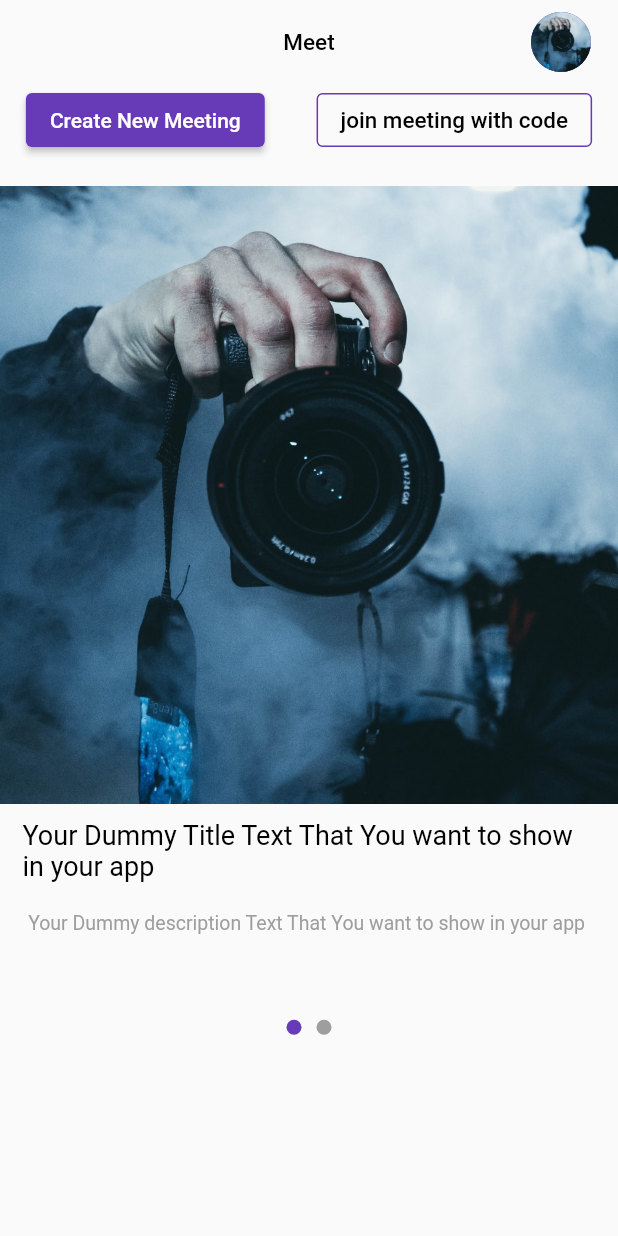
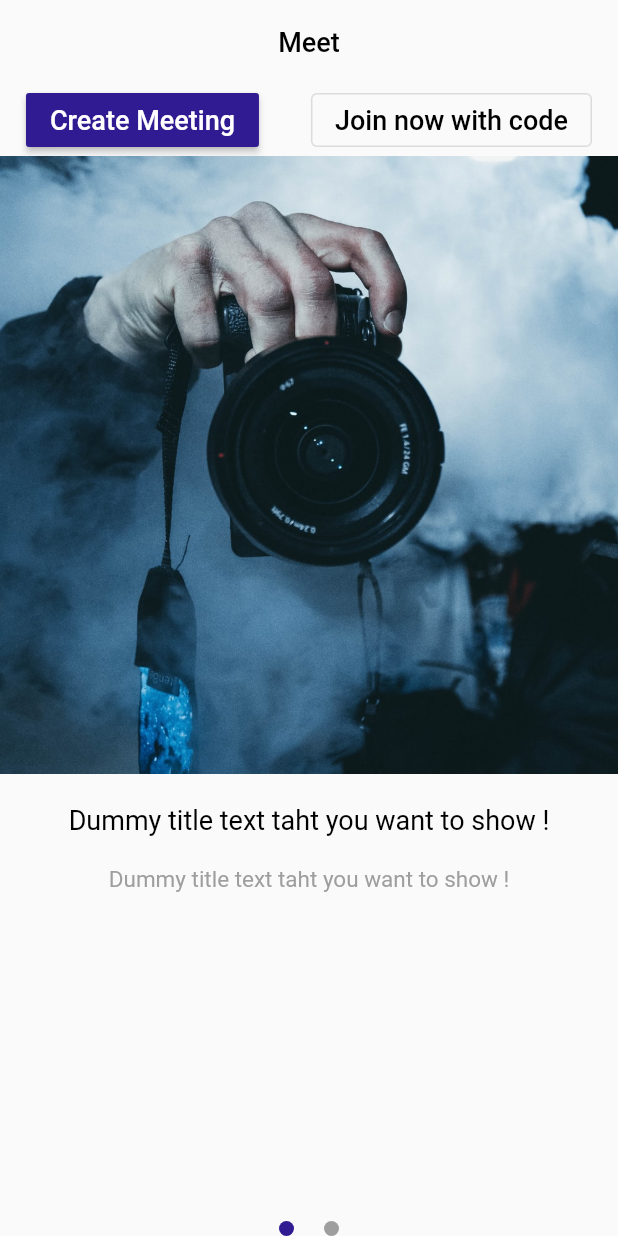
Before and after one commit to Zeeshan-progs/gmail_clone, a Flutter app: the MeetTab screen opened directly, on a phone screen of 412 x 824 dp. Run offline on Flutter 3.47's test engine with Material 2 defaults, Android fonts, the phone set to English and light mode, and no system bars.

Commit message:
meet page ui

```diff
--- a/lib/Screen/Tabs/MeetTab.dart
+++ b/lib/Screen/Tabs/MeetTab.dart
@@ -2,23 +2,30 @@ import 'package:flutter/material.dart';
 
 import '../joinPage.dart';
 
+// lets start building maat app ui in our way
 class MeetTab extends StatefulWidget {
+  const MeetTab({Key key}) : super(key: key);
+
   @override
   _MeetTabState createState() => _MeetTabState();
 }
 
 class _MeetTabState extends State<MeetTab> {
+  PageController _controller;
+
   int page = 0;
-
-  PageController _controller = PageController(
+  @override
+  void initState() {
+    super.initState();
+    _controller = PageController(
       initialPage: 0,
     );
+  }
 
   @override
   Widget build(BuildContext context) {
-    // hey guys welcome to gmail clone episode two
-    double width = MediaQuery.of(context).size.width;
     double height = MediaQuery.of(context).size.height;
+    double width = MediaQuery.of(context).size.height;
     return Scaffold(
       appBar: AppBar(
         backgroundColor: Colors.transparent,
@@ -26,69 +33,46 @@ class _MeetTabState extends State<MeetTab> {
         centerTitle: true,
         title: Text(
           'Meet',
-          style: TextStyle(
-            fontSize: 15.0,
-            color: Colors.black,
+          style: textStyle,
         ),
       ),
-        actions: [
-          Padding(
-            padding: const EdgeInsets.symmetric(
-              horizontal: 18.0,
-            ),
-            child: CircleAvatar(
-              backgroundImage: AssetImage('images/photo-1.jpg'),
-            ),
-          )
-        ],
-      ),
-      body: SingleChildScrollView(
-        child: Container(
-          width: width,
-          height: height / 1.3,
+      body: Container(
         child: Column(
           children: [
             Row(
               mainAxisAlignment: MainAxisAlignment.spaceAround,
               children: [
-                  ElevatedButton(
+                RaisedButton(
                   onPressed: () {
+                    // lets open sheet on button
+
                     showSheet(context);
                   },
                   child: Text(
-                      'Create New Meeting',
-                      style: TextStyle(
-                        fontSize: 14.0,
+                    'Create Meeting',
+                    style: textStyle.copyWith(
                       color: Colors.white,
                     ),
                   ),
+                  color: Colors.deepPurple[900],
                 ),
                 OutlinedButton(
-                      style: ButtonStyle(
-                        side: MaterialStateProperty.all(
-                          BorderSide(
-                            color: Theme.of(context).accentColor,
-                          ),
-                        ),
-                      ),
                   onPressed: () {
-                        // now lets add new page for meeting join
+                    // lets create join page
                     Navigator.push(
                       context,
-                          MaterialPageRoute(builder: (_) => JoinPage()),
+                      MaterialPageRoute(
+                        builder: (_) => JoinPage(),
+                      ),
                     );
                   },
                   child: Text(
-                        'join meeting with code',
-                        style: TextStyle(
-                          fontSize: 15.0,
-                          color: Colors.black,
+                    'Join now with code',
+                    style: textStyle,
                   ),
-                      )),
+                ),
               ],
             ),
-              SizedBox(height: 20),
-              // page silde content
             Expanded(
               flex: 1,
               child: PageView(
@@ -99,28 +83,39 @@ class _MeetTabState extends State<MeetTab> {
                 },
                 controller: _controller,
                 children: [
-                    buildSliderContent(width, height, 'images/photo-1.jpg'),
-                    buildSliderContent(width, height, 'images/meet1.jpg'),
+                  buildContainer(
+                    height,
+                    width,
+                    image: 'images/photo-1.jpg',
+                  ),
+                  buildContainer(
+                    height,
+                    width,
+                    image: 'images/meet1.jpg',
+                  ),
                 ],
               ),
             ),
+            SizedBox(height: 20),
+            // lets add indicator
 
-              // page indicator
-
-              SizedBox(height: 20),
             Container(
               child: Row(
+                // align in cente
                 mainAxisAlignment: MainAxisAlignment.center,
                 children: List.generate(
                   2,
                   (index) => Container(
-                      margin: EdgeInsets.symmetric(horizontal: 5),
+                    // which type of indicator you want you can add here
+
+                    margin: EdgeInsets.symmetric(horizontal: 10),
                     height: 10,
                     width: 10,
                     decoration: BoxDecoration(
+                      shape: BoxShape.circle,
+                      // color changing indicator
                       color:
-                            index == (page) ? Colors.deepPurple : Colors.grey,
-                        shape: BoxShape.circle,
+                          index == page ? Colors.deepPurple[900] : Colors.grey,
                     ),
                   ),
                 ),
@@ -129,13 +124,12 @@ class _MeetTabState extends State<MeetTab> {
           ],
         ),
       ),
-      ),
     );
   }
 
-  Container buildSliderContent(double width, double height, String image) {
+  Container buildContainer(double height, double width,
+      {@required String image}) {
     return Container(
-      width: width,
       child: Column(
         children: [
           Image.asset(
@@ -144,30 +138,18 @@ class _MeetTabState extends State<MeetTab> {
             width: width,
             fit: BoxFit.cover,
           ),
+          SizedBox(height: 20),
           Container(
-            padding: EdgeInsets.symmetric(
-              horizontal: 15,
-              vertical: 10,
-            ),
             child: Text(
-              'Your Dummy Title Text That You want to show in your app ',
-              style: TextStyle(
-                fontSize: 18,
-                color: Colors.black,
+              'Dummy title text taht you want to show !',
+              style: textStyle,
             ),
           ),
-          ),
+          SizedBox(height: 20),
           Container(
-            padding: EdgeInsets.symmetric(
-              horizontal: 15,
-              vertical: 10,
-            ),
             child: Text(
-              'Your Dummy description Text That You want to show in your app ',
-              style: TextStyle(
-                fontSize: 13,
-                color: Colors.grey,
-              ),
+              'Dummy title text taht you want to show !',
+              style: greyText,
             ),
           ),
         ],
@@ -175,59 +157,70 @@ class _MeetTabState extends State<MeetTab> {
     );
   }
 
-// show bottom model of options
+  // create single style for all ui
+
+  TextStyle textStyle = TextStyle(
+    fontSize: 18.0,
+    color: Colors.black,
+  );
+  TextStyle greyText = TextStyle(
+    fontSize: 15.0,
+    color: Colors.grey,
+  );
+  // create bottom sheet  of options
+
   showSheet(BuildContext context) {
     showModalBottomSheet(
       backgroundColor: Colors.black,
       shape: RoundedRectangleBorder(
-        borderRadius: BorderRadius.circular(15),
+        borderRadius: BorderRadius.only(
+          topLeft: Radius.circular(15),
+          topRight: Radius.circular(15),
+        ),
       ),
       context: context,
       builder: (_) => Container(
-        padding: EdgeInsets.symmetric(
-          vertical: 20,
-          horizontal: 10,
-        ),
+        padding: EdgeInsets.all(15),
         height: 200,
+        width: double.infinity,
         child: Column(
           mainAxisAlignment: MainAxisAlignment.spaceAround,
           children: [
-            bottomContent(
-                icon: Icons.link, text: 'Create link to instent join'),
-            bottomContent(icon: Icons.videocam, text: 'Start Instent Meeting'),
-            bottomContent(
-                icon: Icons.calendar_today, text: 'Scheduled meeting '),
-
-            // to add some function just wrap with widget
-            GestureDetector(
-                onTap: () {
-                  Navigator.pop(context); // to close bottom sheet
-                },
-                child: bottomContent(icon: Icons.close, text: 'Close')),
+            container(
+              icon: Icons.calendar_today,
+              text: 'Schedule your meeting',
+            ),
+            container(
+              icon: Icons.videocam,
+              text: 'create instent meeing',
+            ),
+            container(
+              icon: Icons.share,
+              text: 'share link',
+            ),
+            container(
+              icon: Icons.close,
+              text: 'Close',
+            ),
           ],
         ),
       ),
     );
   }
 
-  Container bottomContent({IconData icon, String text}) {
+  Container container({IconData icon, String text}) {
     return Container(
-      width: double.infinity,
-      padding: EdgeInsets.only(left: 20),
       child: Row(
         children: [
           Icon(
             icon,
+            size: 22,
             color: Colors.grey,
-            size: 28,
           ),
-          SizedBox(width: 20),
+          SizedBox(width: 50),
           Text(
             text,
-            style: TextStyle(
-              color: Colors.grey,
-              fontSize: 15.0,
-            ),
+            style: greyText,
           ),
         ],
       ),
```
Also changed, not shown: lib/Screen/joinPage.dart (+39 -44 lines), lib/Detail_Page/detailPage.dart (deleted). Lines whose indentation alone changed are shown as unchanged.
